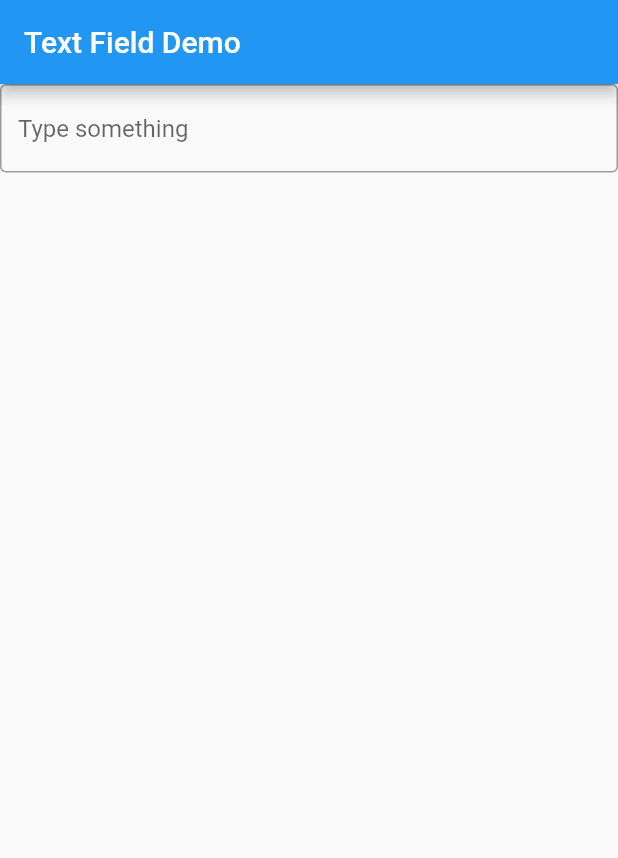
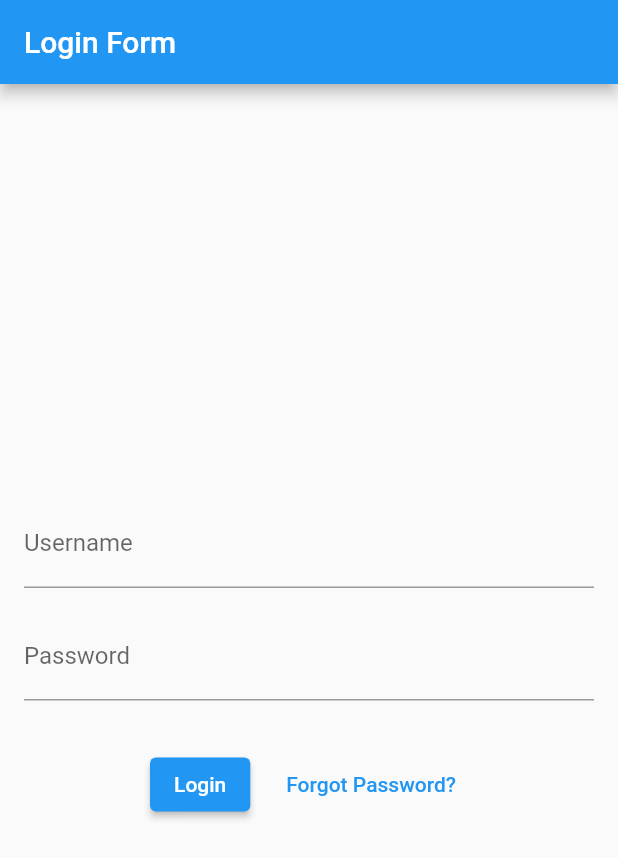
Before and after one commit to Varanasi-Software-Junction/Learning-Flutter, a Flutter app: the screen it shows after launch, on a phone screen of 412 x 824 dp. Shown: the top 858 px of the screen. Run offline on Flutter 3.47's test engine with Material 2 defaults, Android fonts, the phone set to English and light mode, and no system bars.

Commit message:
A simple Login Form
Made a simple login form

```diff
--- a/lib/main.dart
+++ b/lib/main.dart
@@ -1,19 +1,65 @@
 import 'package:flutter/material.dart';
 
-//https://docs.flutter.dev/cookbook/forms/text-input
-void main() => runApp(
-      MaterialApp(
-        title: 'Text Field Demo',
-        home: Scaffold(
-          appBar: AppBar(
-            title: Text('Text Field Demo'),
-          ),
-          body: TextField(
-            decoration: InputDecoration(
-              border: OutlineInputBorder(),
-              hintText: 'Type something',
-            ),
+void main() => runApp(MyApp());
+
+class MyApp extends StatelessWidget {
+  @override
+  Widget build(BuildContext context) {
+    return MaterialApp(
+      title: 'Login Form',
+      home: LoginPage(),
+    );
+  }
+}
+
+class LoginPage extends StatelessWidget {
+  @override
+  Widget build(BuildContext context) {
+    return Scaffold(
+      appBar: AppBar(
+        title: Text('Login Form'),
+      ),
+      body: Center(
+        child: Padding(
+          padding: const EdgeInsets.all(16.0),
+          child: Column(
+            mainAxisAlignment: MainAxisAlignment.center,
+            children: <Widget>[
+              TextField(
+                decoration: InputDecoration(
+                  labelText: 'Username',
+                ),
+              ),
+              SizedBox(height: 16.0),
+              TextField(
+                obscureText: true,
+                decoration: InputDecoration(
+                  labelText: 'Password',
+                ),
+              ),
+              SizedBox(height: 32.0),
+              Row(
+                mainAxisAlignment: MainAxisAlignment.center,
+                children: <Widget>[
+                  ElevatedButton(
+                    onPressed: () {
+
+                    },
+                    child: Text('Login'),
+                  ),
+                  SizedBox(width: 16.0),
+                  TextButton(
+                    onPressed: () {
+
+                    },
+                    child: Text('Forgot Password?'),
+                  ),
+                ],
+              ),
+            ],
           ),
         ),
       ),
     );
+  }
+}
```
Also changed, not shown: img_2.png (added), 1 other file.
